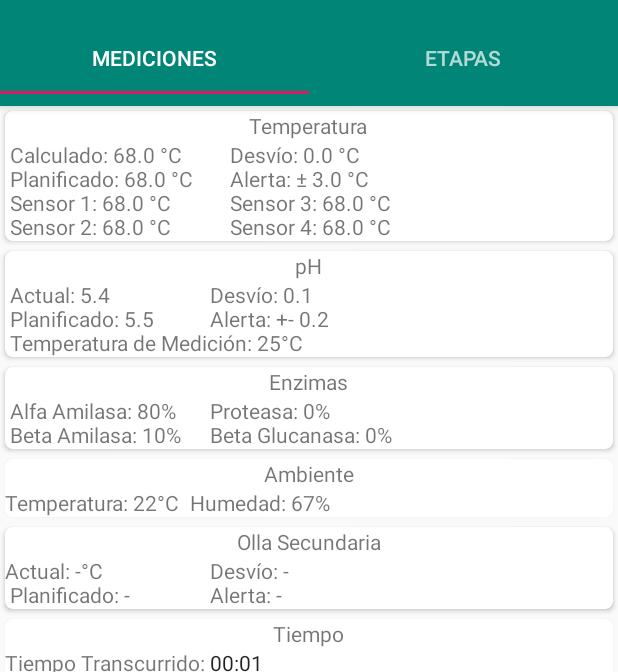
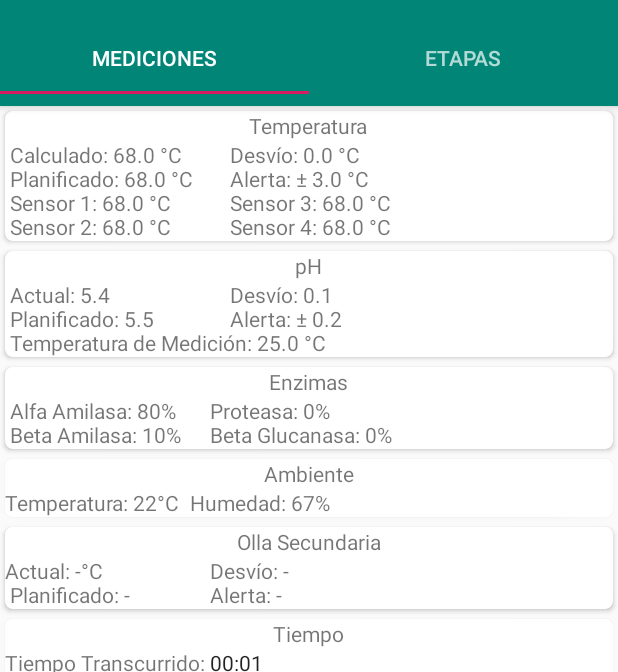
Before and after one commit to dschlimovich/proyectofinal, an Android app: the MeasureFragment screen opened directly, with no data from a screen before it, on a phone screen of 412 x 824 dp, the part 62-734 px from its top. Run offline under Robolectric (Android 15) with nearby library versions, the phone set to English and light mode, and no system bars.

Commit message:
load ph card view trough function

```diff
--- a/APP/app/src/main/java/com/example/maceradores/maceracion/Fragments/MeasureFragment.java
+++ b/APP/app/src/main/java/com/example/maceradores/maceracion/Fragments/MeasureFragment.java
@@ -20,6 +20,7 @@ import org.w3c.dom.Text;
  */
 public class MeasureFragment extends Fragment {
     private TextView tvMeasureTemp;
+    private TextView tvMeasurePh;
     private Chronometer chronometer;
 
     public MeasureFragment() {
@@ -37,12 +38,35 @@ public class MeasureFragment extends Fragment {
     public void onResume() {
         super.onResume();
         this.tvMeasureTemp = (TextView) getView().findViewById(R.id.textViewMeasureTemp); //podria estar en el oncreate.
+        this.tvMeasurePh = (TextView) getView().findViewById(R.id.textViewMeasurePh);
 
         loadTemperatureCardView(68, 0, 68, 3, 68, 68, 68, 68);
+        loadPhCardView(5.4f, 0.1f, 5.5f, 0.2f, 25);
+
+
 
         chronometer = getView().findViewById(R.id.chronometer);
         chronometer.setBase(SystemClock.elapsedRealtime()); //esto debería ser el tiempo en el que hice la inserción o que tuve la primer medida.
         chronometer.start();
+    }
+
+    private void loadPhCardView(float ph, float desvioObtenido, float phPlanificado, float desvioPlanificado, float tempPh) {
+        //android:text=" \n Temperatura de Medición: 25°C"
+        tvMeasurePh.append(" Actual: ");
+        tvMeasurePh.append(String.valueOf(ph));
+
+        tvMeasurePh.append(" \t\t\t\t\t\t Desvío: ");
+        tvMeasurePh.append(String.valueOf(desvioObtenido));
+
+        tvMeasurePh.append(" \n Planificado: ");
+        tvMeasurePh.append(String.valueOf(phPlanificado));
+
+        tvMeasurePh.append(" \t\t\t\t Alerta: ± ");
+        tvMeasurePh.append(String.valueOf(desvioPlanificado));
+
+        tvMeasurePh.append(" \n Temperatura de Medición: ");
+        tvMeasurePh.append(String.valueOf(tempPh));
+        tvMeasurePh.append(" °C");
     }
 
     private void loadTemperatureCardView(float tPromedio, float desvioObtenido, float tPlanificada, float desvioPlanificado, float t1, float t2, float t3, float t4) {
--- a/APP/app/src/main/res/layout/fragment_measure.xml
+++ b/APP/app/src/main/res/layout/fragment_measure.xml
@@ -54,7 +54,8 @@
             <TextView
                 android:layout_width="wrap_content"
                 android:layout_height="wrap_content"
-                android:text=" Actual: 5.4 \t\t\t\t\t Desvío: 0.1 \n Planificado: 5.5 \t\t\t Alerta: +- 0.2 \n Temperatura de Medición: 25°C"/>
+                android:id="@+id/textViewMeasurePh"
+                />
 
         </LinearLayout>
     </android.support.v7.widget.CardView>
```
